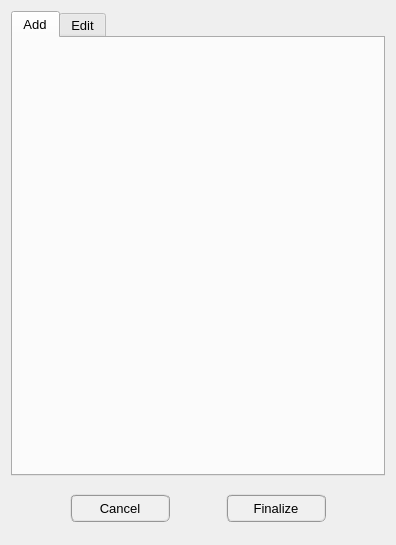
First picture: the form in pulse/interface/ui_files/model/geometry/geometry_designer_tabs.ui, repository open-pulse/OpenPulse, before the edit.
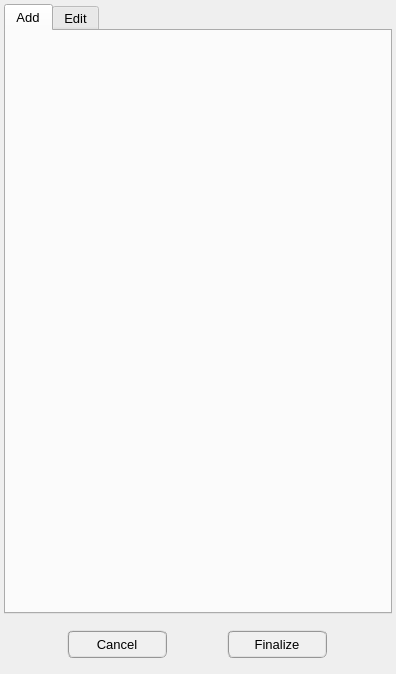
Second picture: the form after the edit.

Commit message: Adjusts on geometry editor add widget

What changed in the file:
```diff
--- a/pulse/interface/ui_files/model/geometry/geometry_designer_tabs.ui
+++ b/pulse/interface/ui_files/model/geometry/geometry_designer_tabs.ui
@@ -7,13 +7,28 @@
     <x>0</x>
     <y>0</y>
     <width>396</width>
-    <height>545</height>
+    <height>674</height>
    </rect>
   </property>
   <property name="windowTitle">
    <string>Form</string>
   </property>
   <layout class="QGridLayout" name="gridLayout">
+   <property name="leftMargin">
+    <number>4</number>
+   </property>
+   <property name="topMargin">
+    <number>4</number>
+   </property>
+   <property name="rightMargin">
+    <number>4</number>
+   </property>
+   <property name="bottomMargin">
+    <number>4</number>
+   </property>
+   <property name="spacing">
+    <number>4</number>
+   </property>
    <item row="0" column="0">
     <widget class="QTabWidget" name="tab_widget">
      <property name="font">
@@ -24,11 +39,36 @@
      <property name="currentIndex">
       <number>0</number>
      </property>
+     <property name="usesScrollButtons">
+      <bool>false</bool>
+     </property>
+     <property name="documentMode">
+      <bool>false</bool>
+     </property>
+     <property name="movable">
+      <bool>true</bool>
+     </property>
      <widget class="QWidget" name="add_tab">
       <attribute name="title">
        <string>Add</string>
       </attribute>
-      <layout class="QVBoxLayout" name="verticalLayout"/>
+      <layout class="QVBoxLayout" name="verticalLayout">
+       <property name="spacing">
+        <number>0</number>
+       </property>
+       <property name="leftMargin">
+        <number>0</number>
+       </property>
+       <property name="topMargin">
+        <number>0</number>
+       </property>
+       <property name="rightMargin">
+        <number>0</number>
+       </property>
+       <property name="bottomMargin">
+        <number>0</number>
+       </property>
+      </layout>
      </widget>
      <widget class="QWidget" name="edit_tab">
       <attribute name="title">
```
Left out of the diff: 15 changed lines with no effect on the pictures. The commit also changes 6 other files.
